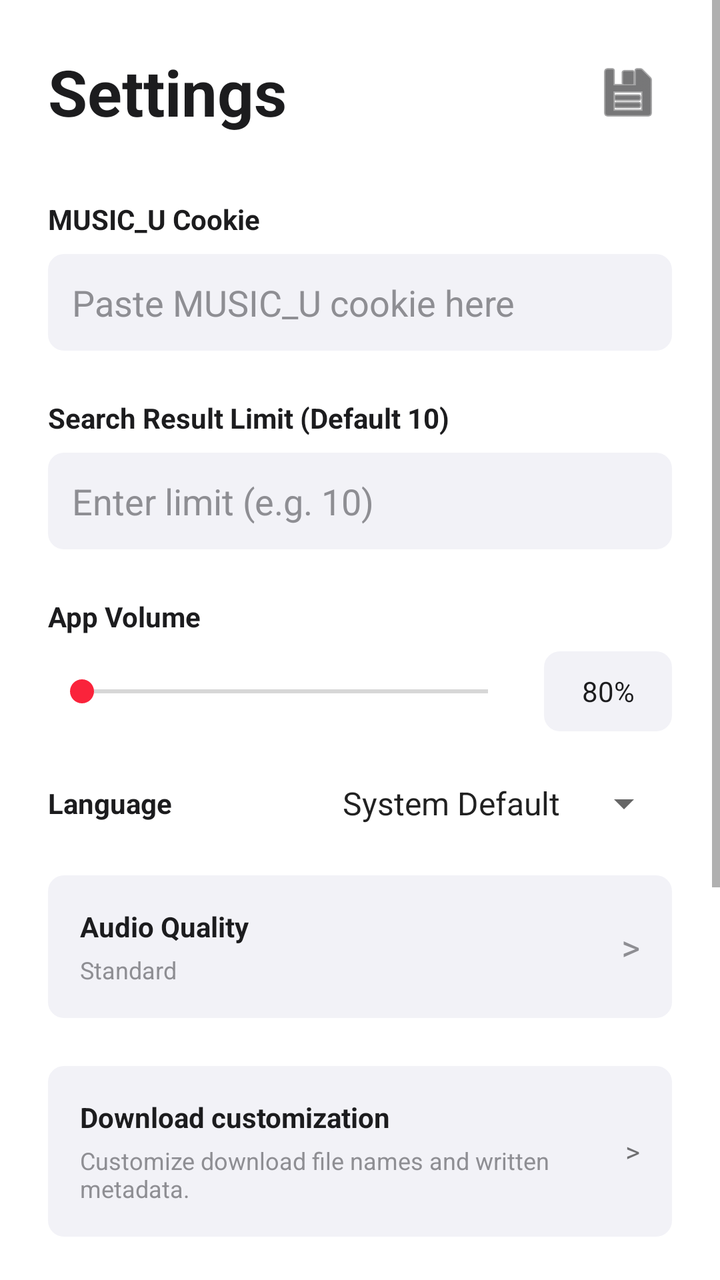
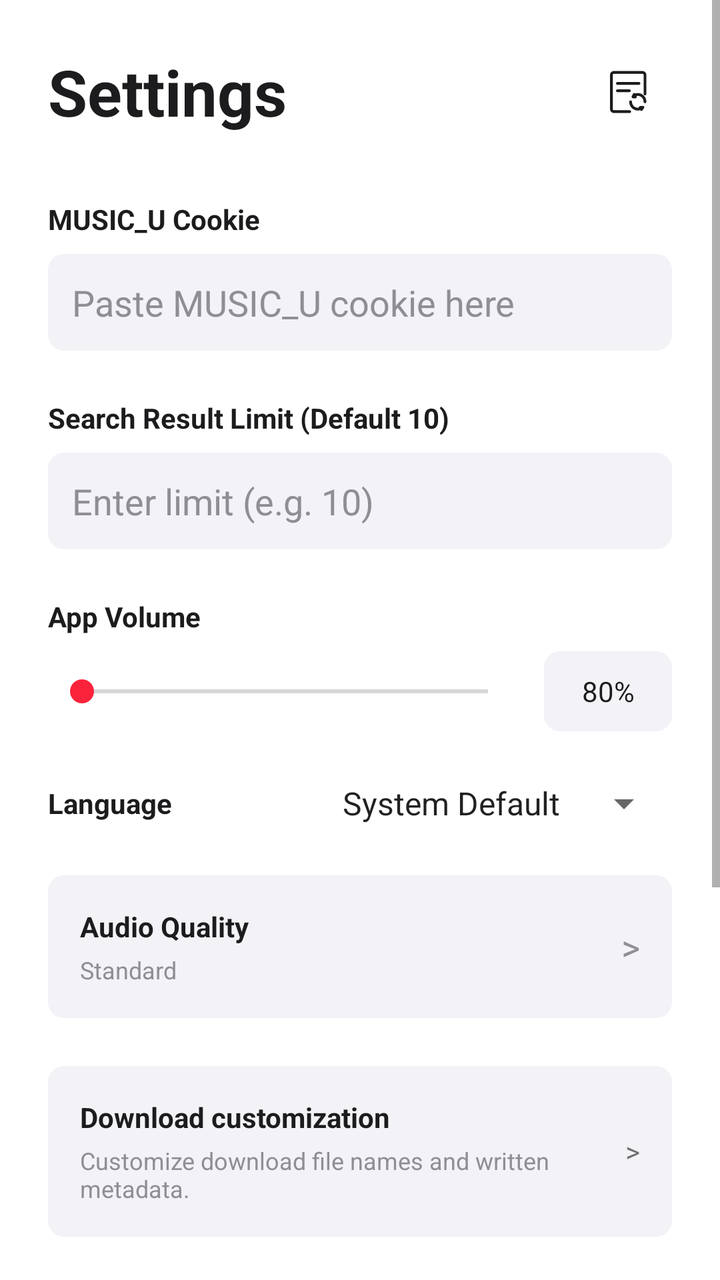

The first picture is an Android layout as it rendered before a commit; the second is the same layout after the commit. The layout source and the unified diff follow.
<!-- AndroidManifest.xml: application theme Theme.MLNetease -->
<!-- res/layout/fragment_settings.xml -->
<?xml version="1.0" encoding="utf-8"?>
<ScrollView xmlns:android="http://schemas.android.com/apk/res/android"
    xmlns:app="http://schemas.android.com/apk/res-auto"
    android:layout_width="match_parent"
    android:layout_height="match_parent"
    android:background="@color/background_primary"
    android:focusable="true"
    android:focusableInTouchMode="true"
    android:clickable="true">

    <LinearLayout
        android:id="@+id/settings_inner_container"
        android:layout_width="match_parent"
        android:layout_height="wrap_content"
        android:orientation="vertical"
        android:padding="24dp">

        <LinearLayout
            android:layout_width="match_parent"
            android:layout_height="wrap_content"
            android:layout_marginBottom="32dp"
            android:gravity="center_vertical"
            android:orientation="horizontal">

            <TextView
                android:layout_width="0dp"
                android:layout_height="wrap_content"
                android:layout_weight="1"
                android:text="@string/settings"
                android:textColor="@color/text_primary"
                android:textSize="32sp"
                android:textStyle="bold" />

            <ImageButton
                android:id="@+id/btn_settings_backup"
                android:layout_width="44dp"
                android:layout_height="44dp"
                android:background="?attr/selectableItemBackgroundBorderless"
                android:contentDescription="@string/settings_backup_content_description"
                android:padding="10dp"
                android:src="@android:drawable/ic_menu_save"
                app:tint="@color/text_primary" />
        </LinearLayout>

        <TextView
            android:layout_width="wrap_content"
            android:layout_height="wrap_content"
            android:text="@string/title_music_u_cookie"
            android:textColor="@color/text_primary"
            android:textStyle="bold"
            android:layout_marginBottom="8dp"/>

        <EditText
            android:id="@+id/input_music_u"
            android:layout_width="match_parent"
            android:layout_height="wrap_content"
            android:hint="@string/hint_music_u_cookie"
            android:textColor="@color/text_primary"
            android:textColorHint="@color/text_secondary"
            android:background="@drawable/search_background"
            android:padding="12dp"
            android:inputType="textPassword"
            android:layout_marginBottom="24dp"/>

        <TextView
            android:layout_width="wrap_content"
            android:layout_height="wrap_content"
            android:text="@string/title_search_limit"
            android:textColor="@color/text_primary"
            android:textStyle="bold"
            android:layout_marginBottom="8dp"/>

        <EditText
            android:id="@+id/input_search_limit"
            android:layout_width="match_parent"
            android:layout_height="wrap_content"
            android:hint="@string/hint_search_limit"
            android:textColor="@color/text_primary"
            android:textColorHint="@color/text_secondary"
            android:background="@drawable/search_background"
            android:padding="12dp"
            android:inputType="number"
            android:layout_marginBottom="24dp"/>

        <TextView
            android:layout_width="wrap_content"
            android:layout_height="wrap_content"
            android:text="@string/title_app_volume"
            android:textColor="@color/text_primary"
            android:textStyle="bold"
            android:layout_marginBottom="8dp"/>

        <LinearLayout
            android:layout_width="match_parent"
            android:layout_height="wrap_content"
            android:orientation="horizontal"
            android:gravity="center_vertical"
            android:layout_marginBottom="24dp">

            <SeekBar
                android:id="@+id/seekbar_app_volume"
                android:layout_width="0dp"
                android:layout_height="wrap_content"
                android:layout_weight="1"
                android:max="100"
                android:minHeight="32dp"
                android:paddingVertical="4dp"
                android:thumbOffset="8dp"/>

            <TextView
                android:id="@+id/text_app_volume_value"
                android:layout_width="wrap_content"
                android:layout_height="40dp"
                android:minWidth="64dp"
                android:gravity="center"
                android:layout_marginStart="12dp"
                android:paddingHorizontal="12dp"
                android:text="80%"
                android:textColor="@color/text_primary"
                android:background="@drawable/search_background"/>
        </LinearLayout>

        <LinearLayout
            android:layout_width="match_parent"
            android:layout_height="wrap_content"
            android:orientation="horizontal"
            android:gravity="center_vertical"
            android:layout_marginBottom="24dp">

            <TextView
                android:layout_width="0dp"
                android:layout_height="wrap_content"
                android:layout_weight="1"
                android:text="@string/language_title"
                android:textColor="@color/text_primary"
                android:textStyle="bold"/>

            <Spinner
                android:id="@+id/spinner_language"
                android:layout_width="wrap_content"
                android:layout_height="wrap_content"
                android:entries="@array/language_options"/>
        </LinearLayout>

        <LinearLayout
            android:id="@+id/layout_audio_quality"
            android:layout_width="match_parent"
            android:layout_height="wrap_content"
            android:layout_marginBottom="24dp"
            android:background="@drawable/search_background"
            android:clickable="true"
            android:focusable="true"
            android:foreground="?attr/selectableItemBackground"
            android:gravity="center_vertical"
            android:orientation="horizontal"
            android:padding="16dp">

            <LinearLayout
                android:layout_width="0dp"
                android:layout_height="wrap_content"
                android:layout_weight="1"
                android:orientation="vertical">

                <TextView
                    android:layout_width="wrap_content"
                    android:layout_height="wrap_content"
                    android:text="@string/title_audio_quality"
                    android:textColor="@color/text_primary"
                    android:textStyle="bold" />

                <TextView
                    android:id="@+id/text_audio_quality_value"
                    android:layout_width="wrap_content"
                    android:layout_height="wrap_content"
                    android:layout_marginTop="4dp"
                    android:text="@string/type_audio_quality_standard"
                    android:textColor="@color/text_secondary"
                    android:textSize="12sp" />
            </LinearLayout>

            <TextView
                android:layout_width="wrap_content"
                android:layout_height="wrap_content"
                android:text=">"
                android:textColor="@color/text_secondary"
                android:textSize="18sp" />
        </LinearLayout>

        <LinearLayout
            android:id="@+id/layout_download_customize"
            android:layout_width="match_parent"
            android:layout_height="wrap_content"
            android:background="@drawable/search_background"
            android:gravity="center_vertical"
            android:orientation="horizontal"
            android:padding="16dp"
            android:layout_marginBottom="24dp">

            <LinearLayout
                android:layout_width="0dp"
                android:layout_height="wrap_content"
                android:layout_weight="1"
                android:orientation="vertical">

                <TextView
                    android:layout_width="wrap_content"
                    android:layout_height="wrap_content"
                    android:text="@string/download_customize_title"
                    android:textColor="@color/text_primary"
                    android:textStyle="bold" />

                <TextView
                    android:id="@+id/text_download_customize_summary"
                    android:layout_width="wrap_content"
                    android:layout_height="wrap_content"
                    android:layout_marginTop="4dp"
                    android:text="@string/download_customize_subtitle"
                    android:textColor="@color/text_secondary"
                    android:textSize="12sp" />
            </LinearLayout>

            <TextView
                android:layout_width="wrap_content"
                android:layout_height="wrap_content"
                android:text=">">
            </TextView>
        </LinearLayout>

        <LinearLayout
            android:layout_width="match_parent"
            android:layout_height="wrap_content"
            android:orientation="horizontal"
            android:gravity="center_vertical"
            android:layout_marginBottom="24dp">

            <TextView
                android:layout_width="0dp"
                android:layout_height="wrap_content"
                android:layout_weight="1"
                android:text="@string/title_lyric_translation"
                android:textColor="@color/text_primary"
                android:textStyle="bold"/>

            <Switch
                android:id="@+id/switch_translation_integration"
                android:layout_width="wrap_content"
                android:layout_height="wrap_content"/>
        </LinearLayout>

        
        <LinearLayout
            android:layout_width="match_parent"
            android:layout_height="wrap_content"
            android:orientation="horizontal"
            android:gravity="center_vertical"
            android:layout_marginBottom="12dp">

            <TextView
                android:layout_width="0dp"
                android:layout_height="wrap_content"
                android:layout_weight="1"
                android:text="@string/title_floating_lyrics"
                android:textColor="@color/text_primary"
                android:textStyle="bold"/>

            <Switch
                android:id="@+id/switch_floating_lyrics"
                android:layout_width="wrap_content"
                android:layout_height="wrap_content"/>
        </LinearLayout>

        <LinearLayout
            android:id="@+id/layout_floating_settings"
            android:layout_width="match_parent"
            android:layout_height="wrap_content"
            android:orientation="vertical"
            android:visibility="gone"
            android:layout_marginBottom="24dp">

             <TextView
                android:layout_width="wrap_content"
                android:layout_height="wrap_content"
                android:text="@string/title_lyric_highlight_color"
                android:textColor="@color/text_primary"
                android:layout_marginBottom="8dp"/>

             
             <LinearLayout
                 style="?android:attr/buttonBarStyle"
                 android:layout_width="match_parent"
                 android:layout_height="wrap_content"
                 android:orientation="horizontal">

                 <Button
                     android:id="@+id/btn_color_red"
                     style="?android:attr/buttonBarButtonStyle"
                     android:layout_width="40dp"
                     android:layout_height="40dp"
                     android:backgroundTint="@color/lyrics_color_red"
                     android:layout_marginEnd="8dp" />

                 <Button
                     android:id="@+id/btn_color_blue"
                     style="?android:attr/buttonBarButtonStyle"
                     android:layout_width="40dp"
                     android:layout_height="40dp"
                     android:backgroundTint="@color/lyrics_color_blue"
                     android:layout_marginEnd="8dp" />

                 <Button
                     android:id="@+id/btn_color_green"
                     style="?android:attr/buttonBarButtonStyle"
                     android:layout_width="40dp"
                     android:layout_height="40dp"
                     android:backgroundTint="@color/lyrics_color_green"
                     android:layout_marginEnd="8dp" />

                 <Button
                     android:id="@+id/btn_color_yellow"
                     style="?android:attr/buttonBarButtonStyle"
                     android:layout_width="40dp"
                     android:layout_height="40dp"
                     android:backgroundTint="@color/lyrics_color_yellow"
                     android:layout_marginEnd="8dp" />

                 <Button
                     android:id="@+id/btn_color_purple"
                     style="?android:attr/buttonBarButtonStyle"
                     android:layout_width="40dp"
                     android:layout_height="40dp"
                     android:backgroundTint="@color/lyrics_color_purple"
                     android:layout_marginEnd="8dp"/>
             </LinearLayout>

             <TextView
                android:layout_width="wrap_content"
                android:layout_height="wrap_content"
                android:text="@string/title_font_size"
                android:textColor="@color/text_primary"
                android:layout_marginTop="12dp"
                android:layout_marginBottom="8dp"/>

             <LinearLayout
                 android:layout_width="match_parent"
                 android:layout_height="wrap_content"
                 android:gravity="center_vertical">
                 <Button
                     android:id="@+id/btn_size_minus"
                     android:layout_width="50dp"
                     android:layout_height="wrap_content"
                     android:text="-"/>
                 <TextView
                     android:id="@+id/text_font_size"
                     android:layout_width="wrap_content"
                     android:layout_height="wrap_content"
                     android:text="16"
                     android:textColor="@color/text_primary"
                     android:layout_marginHorizontal="16dp"/>
                 <Button
                     android:id="@+id/btn_size_plus"
                     android:layout_width="50dp"
                     android:layout_height="wrap_content"
                     android:text="+"/>
             </LinearLayout>

             <TextView
                android:layout_width="wrap_content"
                android:layout_height="wrap_content"
                android:text="@string/preview"
                android:textColor="@color/text_primary"
                android:layout_marginTop="12dp"
                android:layout_marginBottom="8dp"/>

             <FrameLayout
                 android:layout_width="match_parent"
                 android:layout_height="wrap_content"
                 android:background="@drawable/bg_floating_window"
                 android:padding="12dp">
                 <LinearLayout
                     android:layout_width="match_parent"
                     android:layout_height="wrap_content"
                     android:orientation="vertical"
                     android:gravity="center">
                     <TextView
                         android:id="@+id/text_lyric_preview_current"
                         android:layout_width="match_parent"
                         android:layout_height="wrap_content"
                         android:gravity="center"
                         android:text="@string/lyrics_preview_line_one"
                         android:singleLine="true"
                         android:shadowColor="@color/lyrics_preview_shadow_color"
                         android:shadowDx="2"
                         android:shadowDy="2"
                         android:shadowRadius="4"
                         android:paddingBottom="4dp"/>
                     <TextView
                         android:id="@+id/text_lyric_preview_next"
                         android:layout_width="match_parent"
                         android:layout_height="wrap_content"
                         android:gravity="center"
                         android:text="@string/lyrics_preview_line_two"
                         android:textColor="@color/lyrics_preview_text_color"
                         android:singleLine="true"
                         android:shadowColor="@color/lyrics_preview_shadow_color"
                         android:shadowDx="2"
                         android:shadowDy="2"
                         android:shadowRadius="4"/>
                 </LinearLayout>
             </FrameLayout>
        </LinearLayout>

        <TextView
            android:id="@+id/text_version_info"
            android:layout_width="match_parent"
            android:layout_height="wrap_content"
            android:gravity="center"
            android:text="@string/defalut_app_info"
            android:textColor="@color/text_secondary"
            android:textSize="12sp"
            android:layout_marginTop="32dp"
            android:layout_marginBottom="8dp"
            android:lineSpacingExtra="4dp"/>

        <TextView
            android:id="@+id/text_disclaimer"
            android:layout_width="match_parent"
            android:layout_height="wrap_content"
            android:gravity="center"
            android:text="@string/disclaimer"
            android:textColor="@color/text_secondary"
            android:textSize="10sp"
            android:layout_marginTop="8dp"
            android:layout_marginBottom="16dp"
            android:paddingHorizontal="16dp"
            android:lineSpacingExtra="2dp"/>

    </LinearLayout>
</ScrollView>
<!-- resources referenced by this layout -->
<resources>
  <color name="background_primary">#FFFFFF</color>
  <color name="lyrics_color_blue">#2196F3</color>
  <color name="lyrics_color_green">#4CAF50</color>
  <color name="lyrics_color_purple">#9C27B0</color>
  <color name="lyrics_color_red">#F44336</color>
  <color name="lyrics_color_yellow">#FFEB3B</color>
  <color name="lyrics_preview_shadow_color">#FF000000</color>
  <color name="lyrics_preview_text_color">#DDDDDD</color>
  <color name="text_primary">#1C1C1E</color>
  <color name="text_secondary">#8E8E93</color>
  <string name="defalut_app_info" translatable="false">Version: v0.0.0 | Author: Midairlogn\nML-Netease_Android © 2026 | GPLv3 LICENSE</string>
  <string name="download_customize_subtitle">Customize download file names and written metadata.</string>
  <string name="download_customize_title">Download customization</string>
  <string name="hint_music_u_cookie">Paste MUSIC_U cookie here</string>
  <string name="hint_search_limit">Enter limit (e.g. 10)</string>
  <string name="language_title">Language</string>
  <string name="lyrics_preview_line_one">Current Lyric Preview</string>
  <string name="lyrics_preview_line_two">Next Lyric Preview</string>
  <string name="preview">Preview</string>
  <string name="settings">Settings</string>
  <string name="settings_backup_content_description">Import or export app data</string>
  <string name="title_app_volume">App Volume</string>
  <string name="title_audio_quality">Audio Quality</string>
  <string name="title_floating_lyrics">Desktop Floating Lyrics</string>
  <string name="title_font_size">Font Size</string>
  <string name="title_lyric_highlight_color">Lyric Highlight Color</string>
  <string name="title_lyric_translation">Lyric Translation Integration</string>
  <string name="title_music_u_cookie">MUSIC_U Cookie</string>
  <string name="title_search_limit">Search Result Limit (Default 10)</string>
  <string name="type_audio_quality_standard">Standard</string>
  <color name="background_secondary">#F2F2F7</color>
  <color name="brand_primary">#FA233B</color>
  <!-- unchanged entries left out for length: 5 -->
</resources>

<!-- the commit's change to res/layout/fragment_settings.xml (unified diff, before → after) -->
@@ -38,7 +38,7 @@
                 android:background="?attr/selectableItemBackgroundBorderless"
                 android:contentDescription="@string/settings_backup_content_description"
                 android:padding="10dp"
-                android:src="@android:drawable/ic_menu_save"
+                android:src="@drawable/ic_backup_change"
                 app:tint="@color/text_primary" />
         </LinearLayout>
 
<!-- resource entries referenced after the edit -->
@@ -10,6 +10,17 @@
   <color name="lyrics_preview_text_color">#DDDDDD</color>
   <color name="text_primary">#1C1C1E</color>
   <color name="text_secondary">#8E8E93</color>
+  <!-- drawable ic_backup_change (drawable) -->
+  <vector xmlns:android="http://schemas.android.com/apk/res/android"
+      android:width="24dp"
+      android:height="24dp"
+      android:viewportWidth="1024"
+      android:viewportHeight="1024">
+  
+      <path
+          android:fillColor="#FFFFFFFF"
+          android:pathData="M550.208 960H209.28A81.792 81.792 0 0 1 128 877.76V146.24A81.92 81.92 0 0 1 209.344 64h613.632a81.92 81.92 0 0 1 81.28 82.432v405.76a29.824 29.824 0 1 1-59.584 0V146.56a22.272 22.272 0 0 0-21.76-22.656H209.408a22.08 22.08 0 0 0-21.696 22.528v731.52a21.76 21.76 0 0 0 21.44 22.464h341.056a29.824 29.824 0 0 1 0.064 59.584z m196.352-600.96H285.824a29.824 29.824 0 1 1 0-59.712h460.8a29.824 29.824 0 1 1 0 59.712z m-204.8 156.8H285.824a29.824 29.824 0 1 1 0-59.712h255.936a29.824 29.824 0 1 1 0 59.648z m179.2 391.936c-101.12 0-183.424-83.84-183.424-186.624a29.824 29.824 0 1 1 59.712 0c0 70.016 55.552 126.976 123.584 126.976 17.408 0 34.24-3.712 50.048-10.88a29.888 29.888 0 0 1 24.768 54.336c-23.552 10.688-48.64 16.192-74.688 16.192z m153.6-156.8a29.824 29.824 0 0 1-29.824-29.824c0-70.016-55.552-126.976-123.648-126.976-16.32 0-32.384 3.2-47.36 9.6a29.888 29.888 0 0 1-23.424-54.912 180.224 180.224 0 0 1 70.784-14.336c101.12 0 183.424 83.84 183.424 186.624a30.016 30.016 0 0 1-29.952 29.824z m-204.8-104.576h-51.264a29.76 29.76 0 0 1-25.28-14.08 30.144 30.144 0 0 1-1.536-28.928l25.6-52.352a29.696 29.696 0 0 1 53.632 0l25.6 52.352a29.696 29.696 0 0 1-1.472 28.928 29.504 29.504 0 0 1-25.28 14.08z m127.552 269.568h-1.024a29.696 29.696 0 0 1-24.896-14.848l-25.6-44.288a29.888 29.888 0 0 1 23.808-44.672l58.048-4.032c11.392-0.704 22.144 5.12 27.904 14.848a30.016 30.016 0 0 1-1.024 31.616l-32.448 48.256a29.824 29.824 0 0 1-24.768 13.12z"/>
+  </vector>
   <string name="defalut_app_info" translatable="false">Version: v0.0.0 | Author: Midairlogn\nML-Netease_Android © 2026 | GPLv3 LICENSE</string>
   <string name="download_customize_subtitle">Customize download file names and written metadata.</string>
   <string name="download_customize_title">Download customization</string>
